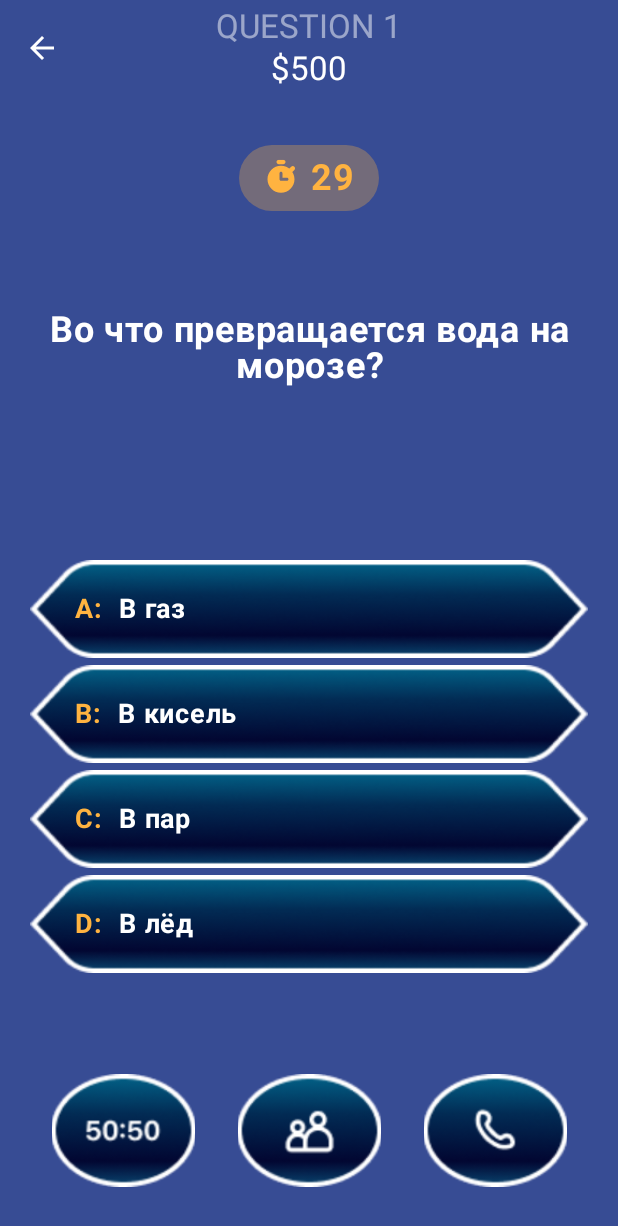
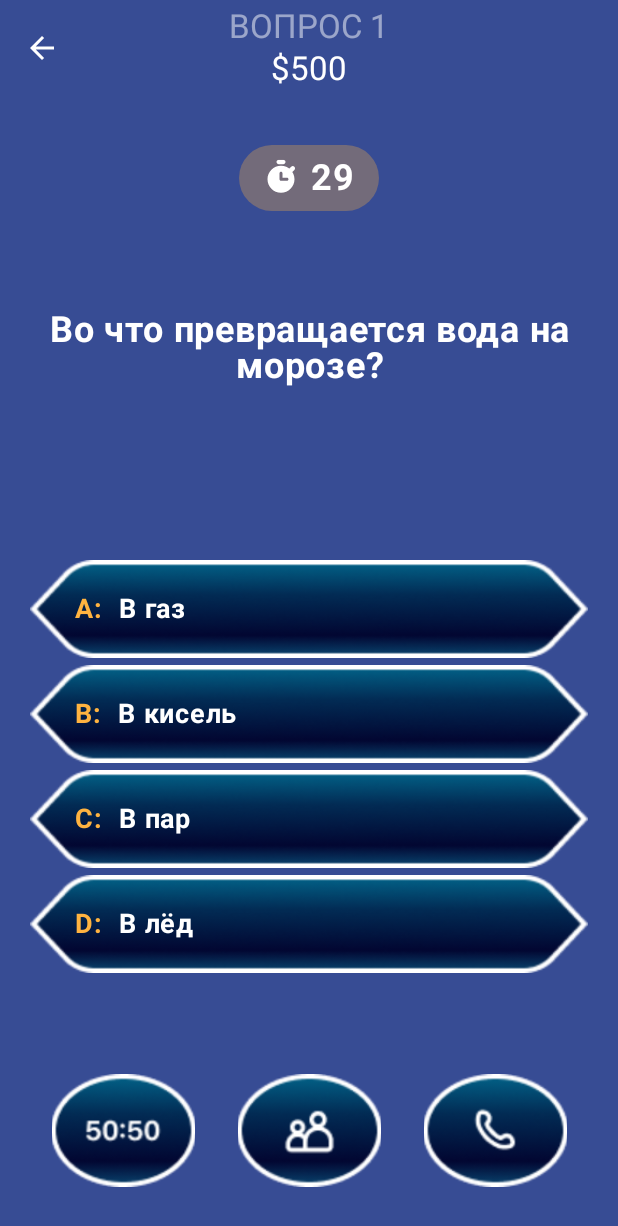
Before and after one commit to EvgeniyPoleshchuk/WhoWantBeMillioner, an Android app built with Jetpack Compose: the GameScreen screen opened through its navigation route, on a phone screen of 412 x 824 dp. Shown: the top 1226 px of the screen. Run offline under Robolectric (Android 15) with nearby library versions, the phone set to English and light mode, and no system bars.

Commit message:
add color

```diff
--- a/app/src/main/java/com/example/whowantbemillioner/GameScreen.kt
+++ b/app/src/main/java/com/example/whowantbemillioner/GameScreen.kt
@@ -42,6 +42,7 @@ import androidx.compose.runtime.setValue
 import androidx.compose.ui.Alignment
 import androidx.compose.ui.Modifier
 import androidx.compose.ui.graphics.Color
+import androidx.compose.ui.graphics.Color.Companion.White
 import androidx.compose.ui.layout.ContentScale
 import androidx.compose.ui.res.painterResource
 import androidx.compose.ui.text.font.FontWeight
@@ -73,7 +74,14 @@ fun GameScreen(
     val timerRepeat = remember { mutableStateOf(true) }
     val timerCount = remember { mutableStateOf(30) }
     val count = remember { mutableIntStateOf(0) }
+    var timerColor by remember { mutableStateOf(Color.White) }
+    var isChecked by remember { mutableStateOf(true) }
 
+    timerColor = when (timerCount.value){
+        in 11..20 -> Color(0xFFFFB340)
+        in 0..10 -> Color(0xFFFF6231)
+        else -> Color.White
+    }
     questionViewModel.loadQuestions(questionCount.intValue)
 
     val shuffledAnswers by remember(viewState.answers) {
@@ -81,13 +89,10 @@ fun GameScreen(
     }
 
 
-    if (timerCount.value == 0 || count.intValue == 14 ) {
+    if (timerCount.value == 0 || count.intValue == 14 || !isChecked ) {
         EndGameScreen()
         resulInfo = ResulInfo(count.intValue + 1, cashList()[count.intValue])
     }
-
-
-
     Scaffold(
         topBar = {
             CenterAlignedTopAppBar(
@@ -98,14 +103,14 @@ fun GameScreen(
                 title = {
                     Column(horizontalAlignment = Alignment.CenterHorizontally) {
                         Text(
-                            text = "QUESTION ${count.intValue + 1}",
-                            color = Color.White.copy(alpha = 0.5F), // Устанавливаем альфа-канал только для этого текста
+                            text = "ВОПРОС ${count.intValue + 1}",
+                            color = White.copy(alpha = 0.5F), // Устанавливаем альфа-канал только для этого текста
                             maxLines = 1,
                             overflow = TextOverflow.Ellipsis
                         )
                         Text(
                             text = cashList()[count.intValue],
-                            color = Color.White, // Оставляем цвет остального текста без изменений
+                            color = White, // Оставляем цвет остального текста без изменений
                             maxLines = 1,
                             overflow = TextOverflow.Ellipsis
                         )
@@ -116,7 +121,7 @@ fun GameScreen(
                         Icon(
                             imageVector = Icons.Filled.ArrowBack,
                             contentDescription = "Localized description",
-                            tint = Color.White
+                            tint = White
                         )
                     }
                 },
@@ -145,19 +150,19 @@ fun GameScreen(
                 Icon(
                     painter = painterResource(id = R.drawable.stopwatch),
                     contentDescription = null,
-                    tint = Color(0xFFFFB340).copy(alpha = 1F)
+                    tint = timerColor.copy(alpha = 1F)
                 )
                 Text(
                     text = countDownTimer(timerCount, timerRepeat).toString(),
                     fontSize = 24.sp,
                     fontWeight = FontWeight.Bold,
-                    color = Color(0xFFFFB340).copy(alpha = 1F)
+                    color = timerColor.copy(alpha = 1F)
                 )
 
             }
             Text(
                 text = viewState.question,
-                color = Color.White,
+                color = White,
                 fontSize = 24.sp,
                 fontWeight = FontWeight.Bold,
                 modifier = Modifier
@@ -176,7 +181,7 @@ fun GameScreen(
             ) {
                 items(4) {
                     var currentAnswer by remember { mutableStateOf("") }
-                    var isChecked by remember { mutableStateOf(false) }
+
                     val color = when (currentAnswer) {
                         "true" -> painterResource(id = R.drawable.answer_green)
                         "false" -> painterResource(id = R.drawable.answer_red)
@@ -259,7 +264,7 @@ fun GameScreen(
                                 text = shuffledAnswers[it],
                                 fontSize = 18.sp,
                                 fontWeight = FontWeight.Bold,
-                                color = Color.White
+                                color = White
                             )
 
                         }
```
